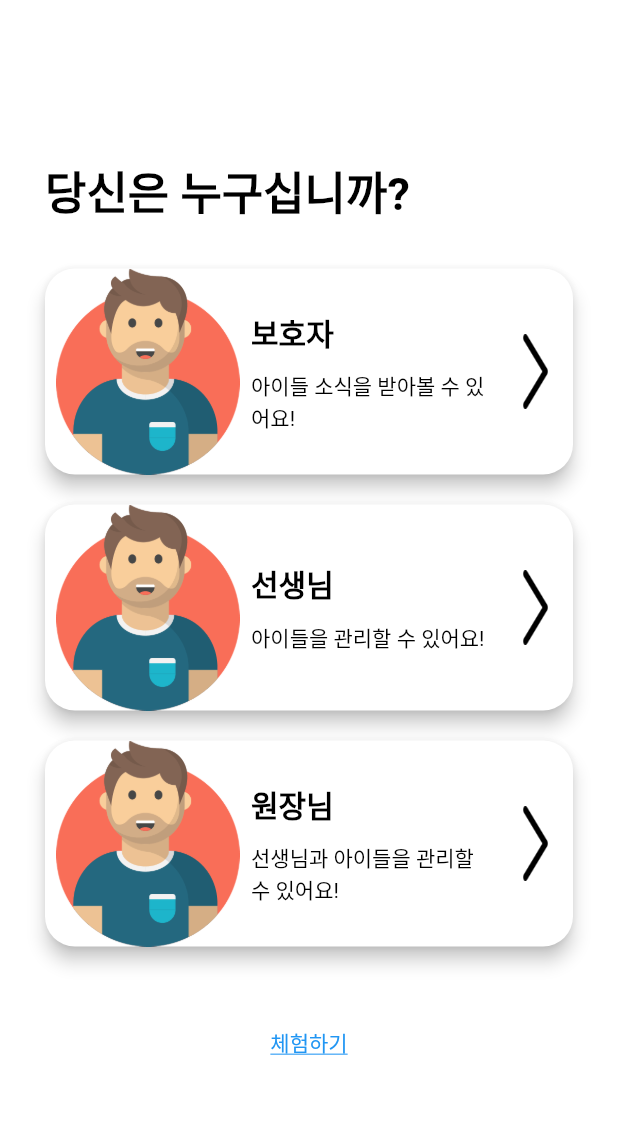
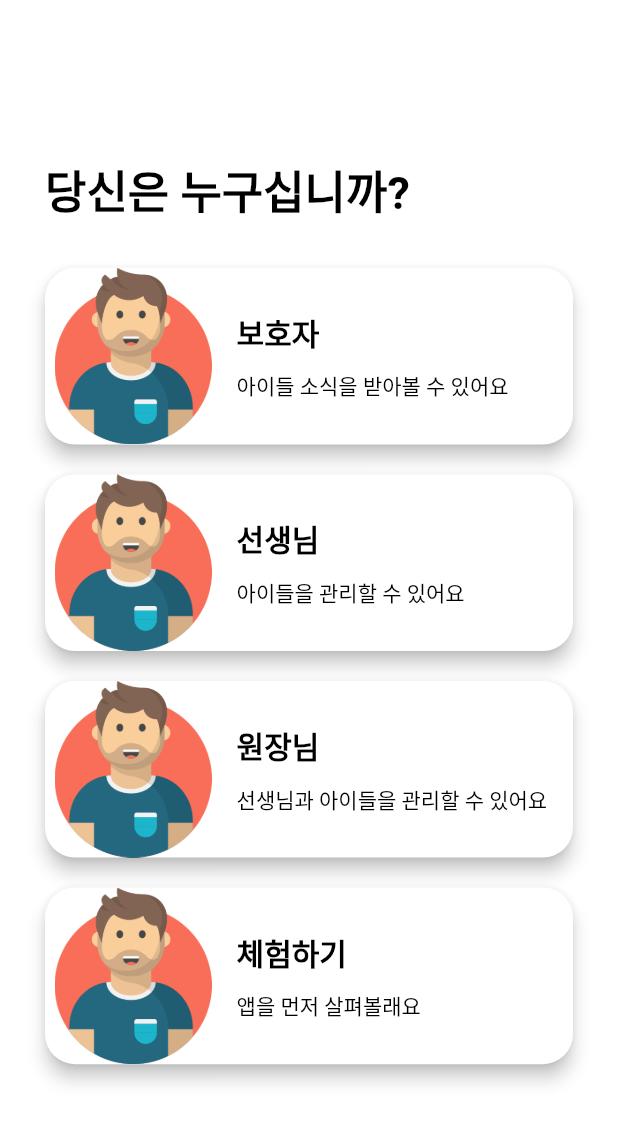
Before and after one commit to NetmicsDev/BalletHelper, a Flutter app: the screen it shows after launch, on a phone screen of 412 x 824 dp. Shown: the top 1123 px of the screen. Run offline on Flutter 3.47's test engine with Material 2 defaults, Android fonts, the light colour scheme and no system bars; our stand-ins replace get, get_storage.

Commit message:
유저 타입 선택 화면 정리 및 BottomSheet 구현

```diff
--- a/lib/app/controller/login_controller.dart
+++ b/lib/app/controller/login_controller.dart
@@ -1,6 +1,6 @@
 import 'dart:async';
 
-import 'package:ballet_helper/app/ui/values/string.dart';
+import 'package:ballet_helper/app/ui/values/strings.dart';
 import 'package:flutter/material.dart';
 import 'package:get/get.dart';
 
--- a/lib/app/ui/screen/login/choose_sign_page.dart
+++ b/lib/app/ui/screen/login/choose_sign_page.dart
@@ -1,5 +1,5 @@
 import 'package:ballet_helper/app/controller/login_controller.dart';
-import 'package:ballet_helper/app/ui/values/string.dart';
+import 'package:ballet_helper/app/ui/values/strings.dart';
 import 'package:ballet_helper/app/ui/widgets/buttons/user_type_button.dart';
 import 'package:flutter/material.dart';
 import 'package:get/instance_manager.dart';
--- a/lib/app/ui/screen/login/login_screen.dart
+++ b/lib/app/ui/screen/login/login_screen.dart
@@ -30,7 +30,7 @@ class _LoginScreenState extends State<LoginScreen> {
         return !_controller.pop();
       },
       child: Scaffold(
-        backgroundColor: scaffoldBackgroundColor,
+        backgroundColor: AppColors.scaffoldBackgroundColor,
         body: TabBarView(
           controller: _controller.pageController,
           children: _controller.pages.map((name) {
--- a/lib/app/ui/screen/login/user_type_page.dart
+++ b/lib/app/ui/screen/login/user_type_page.dart
@@ -1,8 +1,11 @@
+import 'dart:developer';
+
 import 'package:ballet_helper/app/controller/login_controller.dart';
 import 'package:ballet_helper/app/routes/routes.dart';
 import 'package:ballet_helper/app/ui/theme/colors.dart';
 import 'package:ballet_helper/app/ui/theme/styles/text_styles.dart';
-import 'package:ballet_helper/app/ui/values/string.dart';
+import 'package:ballet_helper/app/ui/values/strings.dart';
+import 'package:ballet_helper/app/ui/widgets/bottomsheets/bottom_sheets.dart';
 import 'package:ballet_helper/app/ui/widgets/buttons/user_type_button.dart';
 import 'package:flutter/material.dart';
 import 'package:get/route_manager.dart';
@@ -20,13 +23,16 @@ class _UserTypePageState extends State<UserTypePage> {
 
   @override
   Widget build(BuildContext context) {
-    double buttonSize = Get.height / 6;
+    double buttonSize = Get.height / 7;
     return Column(
       mainAxisAlignment: MainAxisAlignment.center,
       children: [
-        Align(
+        const Align(
             alignment: Alignment.centerLeft,
-            child: Text(Strings.chooseUserType, style: headlineStyle)),
+            child: Text(
+              Strings.chooseUserType,
+              style: TextStyles.headlineStyle,
+            )),
         const SizedBox(height: 20),
         UserTypeButton(
           imagePath: '',
@@ -49,16 +55,31 @@ class _UserTypePageState extends State<UserTypePage> {
           size: buttonSize,
           onClick: () => _controller.toChooseSign(Strings.owner),
         ),
-        SizedBox(height: 30),
-        TextButton(
-            onPressed: () => Get.toNamed(
-                  Routes.preview,
-                ),
-            child: Text(
-              "체험하기",
-              style: TextStyle(decoration: TextDecoration.underline),
-            ))
+        UserTypeButton(
+          imagePath: '',
+          title: Strings.preview,
+          content: Strings.previewContent,
+          size: buttonSize,
+          onClick: showUserTypeModal,
+        ),
+        // TextButton(
+        //     onPressed: showUserTypeModal,
+        //     child: Text(
+        //       Strings.preview,
+        //       style: TextStyle(decoration: TextDecoration.underline),
+        //     ))
       ],
     );
   }
+
+  showUserTypeModal() {
+    List<String> userTypes = [Strings.parent, Strings.teacher, Strings.owner];
+    Get.bottomSheet(BottomSheets.select(
+      title: '어떤 회원으로 체험하시겠어요?',
+      options: userTypes,
+      onSelect: (idx) {
+        log('Select ${userTypes[idx]}');
+      },
+    ));
+  }
 }
--- a/lib/app/ui/theme/colors.dart
+++ b/lib/app/ui/theme/colors.dart
@@ -1,8 +1,10 @@
 import 'package:flutter/material.dart';
 
-final scaffoldBackgroundColor = Colors.white;
+class AppColors {
+  static const scaffoldBackgroundColor = Colors.white;
 
-final headlineTextColor = Colors.black;
+  static const headlineTextColor = Colors.black;
 
-final buttonDefaultColor = Colors.white;
-final buttonPressedColor = Colors.yellow;
+  static const buttonDefaultColor = Colors.white;
+  static const buttonPressedColor = Colors.yellow;
+}
--- a/lib/app/ui/theme/styles/text_styles.dart
+++ b/lib/app/ui/theme/styles/text_styles.dart
@@ -1,10 +1,26 @@
 import 'package:ballet_helper/app/ui/theme/colors.dart';
 import 'package:flutter/cupertino.dart';
 
-final headlineStyle = TextStyle(
-    color: headlineTextColor, fontSize: 30, fontWeight: FontWeight.bold);
+class TextStyles {
+  static const headlineStyle = TextStyle(
+    color: AppColors.headlineTextColor,
+    fontSize: 30,
+    fontWeight: FontWeight.bold,
+  );
 
-final buttonTitleStyle = TextStyle(
-    color: headlineTextColor, fontSize: 20, fontWeight: FontWeight.bold);
+  static const buttonTitleStyle = TextStyle(
+    color: AppColors.headlineTextColor,
+    fontSize: 20,
+    fontWeight: FontWeight.bold,
+  );
 
-final buttonContentStyle = TextStyle(color: headlineTextColor, fontSize: 14);
+  static const buttonContentStyle = TextStyle(
+    color: AppColors.headlineTextColor,
+    fontSize: 14,
+  );
+
+  static const bottomSheetTitleStyle = TextStyle(
+      color: AppColors.headlineTextColor,
+      fontSize: 20,
+      fontWeight: FontWeight.bold);
+}
--- a/lib/app/ui/values/string.dart
+++ /dev/null
@@ -1,9 +0,0 @@
-class Strings {
-  static String chooseUserType = '당신은 누구십니까?';
-  static String parent = '보호자';
-  static String parentContent = '아이들 소식을 받아볼 수 있어요!';
-  static String teacher = '선생님';
-  static String teacherContent = '아이들을 관리할 수 있어요!';
-  static String owner = '원장님';
-  static String ownerContent = '선생님과 아이들을 관리할 수 있어요!';
-}
--- /dev/null
+++ b/lib/app/ui/values/strings.dart
@@ -0,0 +1,11 @@
+class Strings {
+  static const String chooseUserType = '당신은 누구십니까?';
+  static const String parent = '보호자';
+  static const String parentContent = '아이들 소식을 받아볼 수 있어요';
+  static const String teacher = '선생님';
+  static const String teacherContent = '아이들을 관리할 수 있어요';
+  static const String owner = '원장님';
+  static const String ownerContent = '선생님과 아이들을 관리할 수 있어요';
+  static const String preview = '체험하기';
+  static const String previewContent = '앱을 먼저 살펴볼래요';
+}
--- /dev/null
+++ b/lib/app/ui/widgets/bottomsheets/bottom_sheets.dart
@@ -0,0 +1,32 @@
+import 'package:ballet_helper/app/ui/widgets/bottomsheets/bottom_sheet_wrapper.dart';
+import 'package:flutter/cupertino.dart';
+import 'package:flutter/material.dart';
+import 'package:get/route_manager.dart';
+
+class BottomSheets {
+  static Widget select({
+    required String title,
+    required List<String> options,
+    required Function(int) onSelect,
+  }) {
+    return BotttomSheetWrapper(
+      title: title,
+      child: ListView.builder(
+        shrinkWrap: true,
+        physics: NeverScrollableScrollPhysics(),
+        itemCount: options.length,
+        itemBuilder: (context, index) {
+          String option = options[index];
+          return ListTile(
+            tileColor: Colors.white,
+            title: Text(option),
+            onTap: () {
+              Get.back();
+              onSelect(index);
+            },
+          );
+        },
+      ),
+    );
+  }
+}
--- a/lib/app/ui/widgets/buttons/user_type_button.dart
+++ b/lib/app/ui/widgets/buttons/user_type_button.dart
@@ -2,7 +2,7 @@ import 'package:ballet_helper/app/ui/theme/colors.dart';
 import 'package:ballet_helper/app/ui/theme/styles/text_styles.dart';
 import 'package:flutter/material.dart';
 
-class UserTypeButton extends StatefulWidget {
+class UserTypeButton extends StatelessWidget {
   final String imagePath;
   final String title;
   final String content;
@@ -16,60 +16,52 @@ class UserTypeButton extends StatefulWidget {
       this.size,
       this.onClick})
       : super(key: key);
-  @override
-  State<UserTypeButton> createState() => _UserTypeButtonState();
-}
-
-class _UserTypeButtonState extends State<UserTypeButton> {
-  bool isPressing = false;
 
   @override
   Widget build(BuildContext context) {
-    double size = widget.size ?? 150;
+    double _size = size ?? 150;
     return Card(
-      color: isPressing ? buttonPressedColor : buttonDefaultColor,
+      color: AppColors.buttonDefaultColor,
       shape: RoundedRectangleBorder(borderRadius: BorderRadius.circular(20)),
       elevation: 5,
-      margin: EdgeInsets.symmetric(vertical: 10),
-      child: GestureDetector(
-        behavior: HitTestBehavior.opaque,
-        onTapDown: (_) => setState(() {
-          isPressing = true;
-        }),
-        onTapUp: (_) => setState(() {
-          isPressing = false;
-          widget.onClick?.call();
-        }),
+      margin: const EdgeInsets.symmetric(vertical: 10),
+      child: InkWell(
+        borderRadius: BorderRadius.circular(20),
+        onTap: () => onClick?.call(),
+        highlightColor: Colors.transparent,
         child: Row(
           crossAxisAlignment: CrossAxisAlignment.center,
           mainAxisSize: MainAxisSize.min,
           children: [
             Image.asset(
               'assets/images/test_user_type.png',
-              width: size,
-              height: size,
+              width: _size,
+              height: _size,
             ),
             Expanded(
+              child: Padding(
+                padding: const EdgeInsets.only(left: 10.0, right: 16.0),
                 child: Column(
                   crossAxisAlignment: CrossAxisAlignment.start,
                   children: [
-                  Text(widget.title, style: buttonTitleStyle),
-                  SizedBox(height: 10),
+                    Text(title, style: TextStyles.buttonTitleStyle),
+                    const SizedBox(height: 10),
                     Text(
-                    widget.content,
-                    style: buttonContentStyle,
+                      content,
+                      style: TextStyles.buttonContentStyle,
                     )
                   ],
                 ),
               ),
-            Padding(
-                padding: EdgeInsets.symmetric(horizontal: 10),
-                child: Image.asset(
-                  'assets/images/next.png',
-                  width: 30,
-                  height: 50,
-                  fit: BoxFit.fill,
-                )),
+            ),
+            // Padding(
+            //     padding: EdgeInsets.symmetric(horizontal: 10),
+            //     child: Image.asset(
+            //       'assets/images/next.png',
+            //       width: 30,
+            //       height: 50,
+            //       fit: BoxFit.fill,
+            //     )),
           ],
         ),
       ),
```
Also changed, not shown: lib/app/ui/widgets/bottomsheets/bottom_sheet_wrapper.dart (added, +35 -0 lines). Lines whose indentation alone changed are shown as unchanged.
